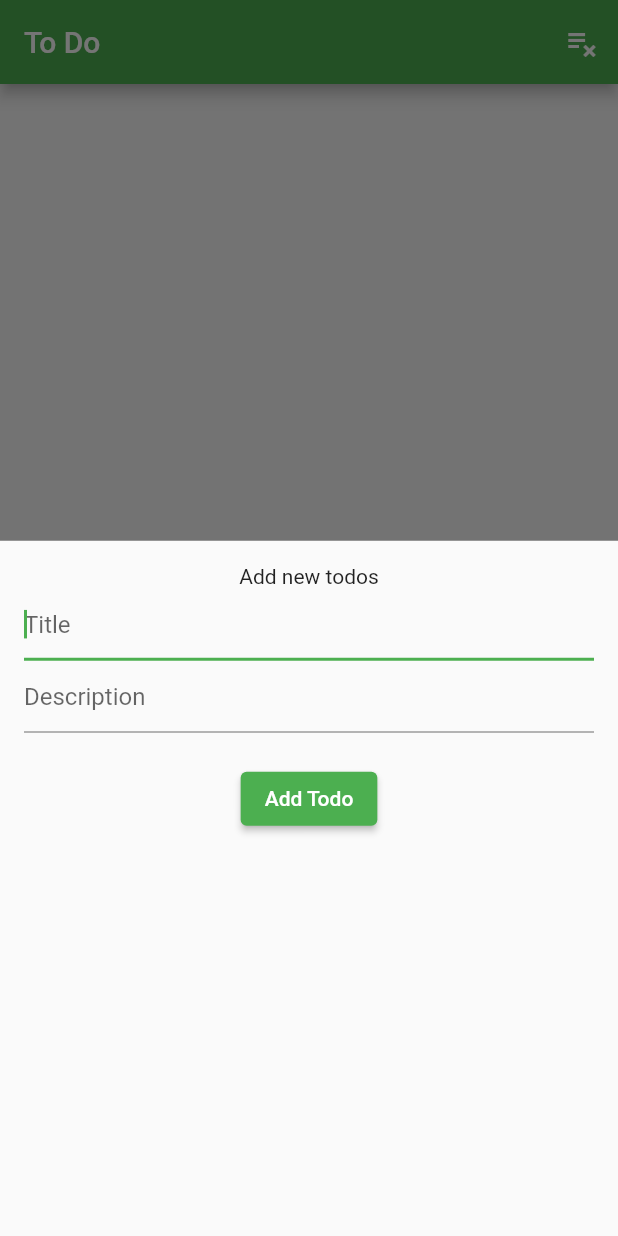
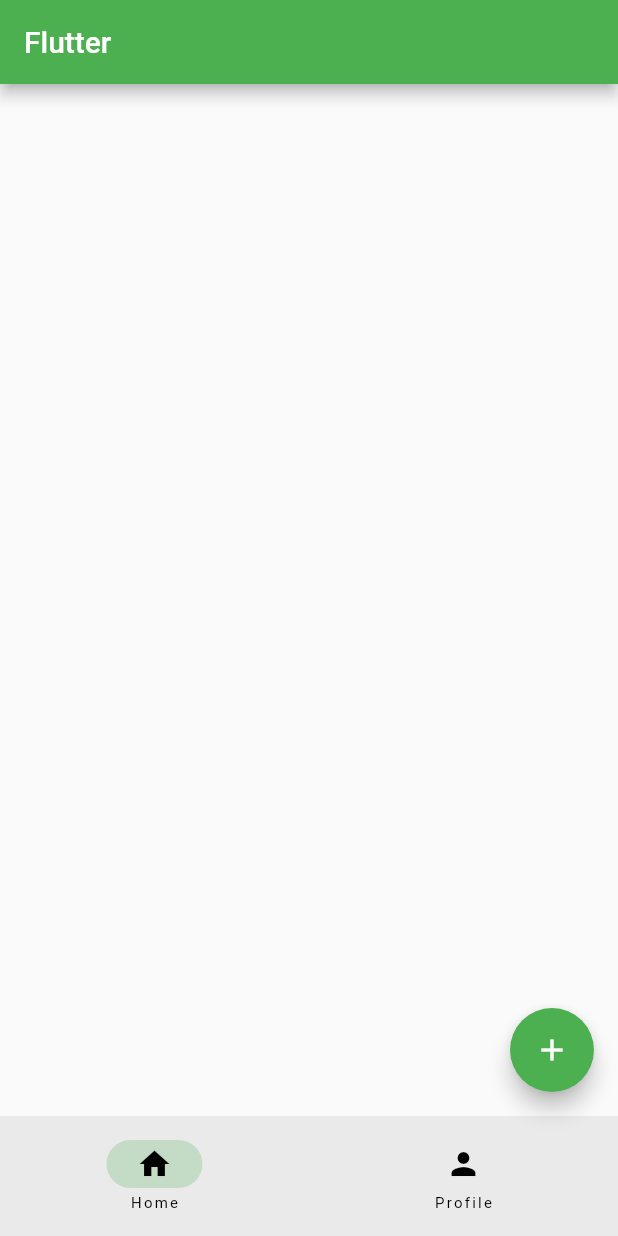
Before and after one commit to mukarrom/flutter_batch_3_practice_with_ostad, a Flutter app: the screen it shows after launch, after a tap on the "add" icon, on a phone screen of 412 x 824 dp. Run offline on Flutter 3.47's test engine with Material 2 defaults, Android fonts, the light colour scheme and no system bars.

Commit message:
Practice from youtub flutter maap chennel

```diff
--- a/lib/main.dart
+++ b/lib/main.dart
@@ -1,5 +1,7 @@
 import 'package:flutter/material.dart';
-import 'package:practice_with_ostad/my_practice/todoApp/myToDoPage.dart';
+
+import 'my_practice/new_practice/screen1.dart';
+// import 'package:practice_with_ostad/my_practice/todoApp/myToDoPage.dart';
 // import 'package:practice_with_ostad/rafat/navigation/home.dart';
 // import 'package:practice_with_ostad/rabbil/sum_app.dart';
 
--- /dev/null
+++ b/lib/my_practice/new_practice/screen1.dart
@@ -0,0 +1,60 @@
+import 'package:flutter/material.dart';
+
+class MyApp extends StatelessWidget {
+  const MyApp({super.key});
+
+  @override
+  Widget build(BuildContext context) {
+    return MaterialApp(
+      theme: ThemeData(
+        primarySwatch: Colors.green,
+      ),
+      debugShowCheckedModeBanner: false,
+      home: const RootPage(),
+    );
+  }
+}
+
+class RootPage extends StatefulWidget {
+  const RootPage({super.key});
+
+  @override
+  State<RootPage> createState() => _RootPageState();
+}
+
+class _RootPageState extends State<RootPage> {
+  int currentPage = 0;
+
+  @override
+  Widget build(BuildContext context) {
+    return Scaffold(
+      appBar: AppBar(
+        title: const Text('Flutter'),
+      ),
+      floatingActionButton: FloatingActionButton(
+        onPressed: () {
+          debugPrint('pressed on FAB');
+        },
+        child: const Icon(Icons.add),
+      ),
+      bottomNavigationBar: NavigationBar(
+        destinations: const [
+          NavigationDestination(
+            icon: Icon(Icons.home),
+            label: 'Home',
+          ),
+          NavigationDestination(
+            icon: Icon(Icons.person),
+            label: 'Profile',
+          ),
+        ],
+        selectedIndex: currentPage,
+        onDestinationSelected: (int index) {
+          setState(() {
+            currentPage = index;
+          });
+        },
+      ),
+    );
+  }
+}
```
